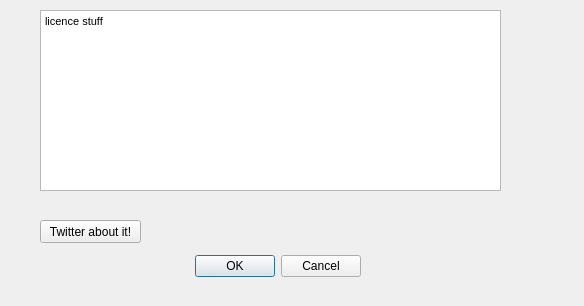
Above: gui/infodialog.ui from pfriesch/qtMauMau before the change. Below: the same form after it.
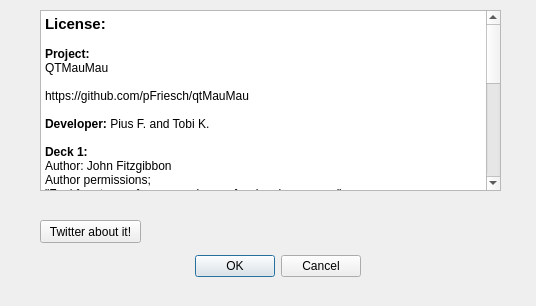
That is the form after the change.

Commit message: added license things in infoDialog

Diff of the .ui file:
```diff
--- a/gui/infodialog.ui
+++ b/gui/infodialog.ui
@@ -6,7 +6,7 @@
    <rect>
     <x>0</x>
     <y>0</y>
-    <width>584</width>
+    <width>536</width>
     <height>306</height>
    </rect>
   </property>
@@ -42,9 +42,37 @@
     <string>&lt;!DOCTYPE HTML PUBLIC &quot;-//W3C//DTD HTML 4.0//EN&quot; &quot;http://www.w3.org/TR/REC-html40/strict.dtd&quot;&gt;
 &lt;html&gt;&lt;head&gt;&lt;meta name=&quot;qrichtext&quot; content=&quot;1&quot; /&gt;&lt;style type=&quot;text/css&quot;&gt;
 p, li { white-space: pre-wrap; }
-&lt;/style&gt;&lt;/head&gt;&lt;body style=&quot; font-family:'MS Shell Dlg 2'; font-size:8.25pt; font-weight:400; font-style:normal;&quot;&gt;
-&lt;p style=&quot; margin-top:0px; margin-bottom:0px; margin-left:0px; margin-right:0px; -qt-block-indent:0; text-indent:0px;&quot;&gt;licence stuff&lt;/p&gt;
-&lt;p style=&quot;-qt-paragraph-type:empty; margin-top:0px; margin-bottom:0px; margin-left:0px; margin-right:0px; -qt-block-indent:0; text-indent:0px; font-size:8pt;&quot;&gt;&lt;br /&gt;&lt;/p&gt;&lt;/body&gt;&lt;/html&gt;</string>
+&lt;/style&gt;&lt;/head&gt;&lt;body style=&quot; font-family:'Sans'; font-size:9pt; font-weight:400; font-style:normal;&quot;&gt;
+&lt;p style=&quot; margin-top:0px; margin-bottom:0px; margin-left:0px; margin-right:0px; -qt-block-indent:0; text-indent:0px;&quot;&gt;&lt;span style=&quot; font-size:11pt; font-weight:600;&quot;&gt;License:&lt;/span&gt;&lt;/p&gt;
+&lt;p style=&quot;-qt-paragraph-type:empty; margin-top:0px; margin-bottom:0px; margin-left:0px; margin-right:0px; -qt-block-indent:0; text-indent:0px;&quot;&gt;&lt;br /&gt;&lt;/p&gt;
+&lt;p style=&quot; margin-top:0px; margin-bottom:0px; margin-left:0px; margin-right:0px; -qt-block-indent:0; text-indent:0px;&quot;&gt;&lt;span style=&quot; font-weight:600;&quot;&gt;Project:&lt;/span&gt;&lt;/p&gt;
+&lt;p style=&quot; margin-top:0px; margin-bottom:0px; margin-left:0px; margin-right:0px; -qt-block-indent:0; text-indent:0px;&quot;&gt;QTMauMau&lt;/p&gt;
+&lt;p style=&quot;-qt-paragraph-type:empty; margin-top:0px; margin-bottom:0px; margin-left:0px; margin-right:0px; -qt-block-indent:0; text-indent:0px;&quot;&gt;&lt;br /&gt;&lt;/p&gt;
+&lt;p style=&quot; margin-top:0px; margin-bottom:0px; margin-left:0px; margin-right:0px; -qt-block-indent:0; text-indent:0px;&quot;&gt;https://github.com/pFriesch/qtMauMau&lt;/p&gt;
+&lt;p style=&quot;-qt-paragraph-type:empty; margin-top:0px; margin-bottom:0px; margin-left:0px; margin-right:0px; -qt-block-indent:0; text-indent:0px;&quot;&gt;&lt;br /&gt;&lt;/p&gt;
+&lt;p style=&quot; margin-top:0px; margin-bottom:0px; margin-left:0px; margin-right:0px; -qt-block-indent:0; text-indent:0px;&quot;&gt;&lt;span style=&quot; font-weight:600;&quot;&gt;Developer: &lt;/span&gt;Pius F. and Tobi K.&lt;/p&gt;
+&lt;p style=&quot;-qt-paragraph-type:empty; margin-top:0px; margin-bottom:0px; margin-left:0px; margin-right:0px; -qt-block-indent:0; text-indent:0px;&quot;&gt;&lt;br /&gt;&lt;/p&gt;
+&lt;p style=&quot; margin-top:0px; margin-bottom:0px; margin-left:0px; margin-right:0px; -qt-block-indent:0; text-indent:0px;&quot;&gt;&lt;span style=&quot; font-weight:600;&quot;&gt;Deck 1:&lt;/span&gt;&lt;/p&gt;
+&lt;p style=&quot; margin-top:0px; margin-bottom:0px; margin-left:0px; margin-right:0px; -qt-block-indent:0; text-indent:0px;&quot;&gt;Author: John Fitzgibbon&lt;/p&gt;
+&lt;p style=&quot; margin-top:0px; margin-bottom:0px; margin-left:0px; margin-right:0px; -qt-block-indent:0; text-indent:0px;&quot;&gt;Author permissions;&lt;/p&gt;
+&lt;p style=&quot; margin-top:0px; margin-bottom:0px; margin-left:0px; margin-right:0px; -qt-block-indent:0; text-indent:0px;&quot;&gt;&amp;quot;Feel free to use for personal or professional purposes.&amp;quot;&lt;/p&gt;
+&lt;p style=&quot; margin-top:0px; margin-bottom:0px; margin-left:0px; margin-right:0px; -qt-block-indent:0; text-indent:0px;&quot;&gt;Card Deck Source: http://freeware.esoterica.free.fr/html/freecards.html&lt;/p&gt;
+&lt;p style=&quot;-qt-paragraph-type:empty; margin-top:0px; margin-bottom:0px; margin-left:0px; margin-right:0px; -qt-block-indent:0; text-indent:0px;&quot;&gt;&lt;br /&gt;&lt;/p&gt;
+&lt;p style=&quot; margin-top:0px; margin-bottom:0px; margin-left:0px; margin-right:0px; -qt-block-indent:0; text-indent:0px;&quot;&gt;&lt;span style=&quot; font-weight:600;&quot;&gt;Deck 2:&lt;/span&gt;&lt;/p&gt;
+&lt;p style=&quot; margin-top:0px; margin-bottom:0px; margin-left:0px; margin-right:0px; -qt-block-indent:0; text-indent:0px;&quot;&gt;Author/artist;  (C) katzmiff 2005&lt;/p&gt;
+&lt;p style=&quot; margin-top:0px; margin-bottom:0px; margin-left:0px; margin-right:0px; -qt-block-indent:0; text-indent:0px;&quot;&gt;This card deck is freeware under the following GNU licence.&lt;/p&gt;
+&lt;p style=&quot;-qt-paragraph-type:empty; margin-top:0px; margin-bottom:0px; margin-left:0px; margin-right:0px; -qt-block-indent:0; text-indent:0px;&quot;&gt;&lt;br /&gt;&lt;/p&gt;
+&lt;p style=&quot; margin-top:0px; margin-bottom:0px; margin-left:0px; margin-right:0px; -qt-block-indent:0; text-indent:0px;&quot;&gt;&lt;span style=&quot; font-weight:600;&quot;&gt;Sounds:&lt;/span&gt;&lt;/p&gt;
+&lt;p style=&quot; margin-top:0px; margin-bottom:0px; margin-left:0px; margin-right:0px; -qt-block-indent:0; text-indent:0px;&quot;&gt;Author: Hans Atom Featuring Panu Moons&lt;/p&gt;
+&lt;p style=&quot; margin-top:0px; margin-bottom:0px; margin-left:0px; margin-right:0px; -qt-block-indent:0; text-indent:0px;&quot;&gt;Titel: hansatom.mp3&lt;/p&gt;
+&lt;p style=&quot; margin-top:0px; margin-bottom:0px; margin-left:0px; margin-right:0px; -qt-block-indent:0; text-indent:0px;&quot;&gt;2014 - Licensed under&lt;br /&gt;Creative Commons&lt;br /&gt;&lt;a href=&quot;http://creativecommons.org/licenses/by-nc/3.0/&quot;&gt;&lt;span style=&quot; text-decoration: underline; color:#000000;&quot;&gt;Attribution Noncommercial (3.0)&lt;/span&gt;&lt;/a&gt;&lt;/p&gt;
+&lt;p style=&quot; margin-top:0px; margin-bottom:0px; margin-left:0px; margin-right:0px; -qt-block-indent:0; text-indent:0px;&quot;&gt;http://ccmixter.org/files/hansatom/46644&lt;/p&gt;
+&lt;p style=&quot;-qt-paragraph-type:empty; margin-top:0px; margin-bottom:0px; margin-left:0px; margin-right:0px; -qt-block-indent:0; text-indent:0px;&quot;&gt;&lt;br /&gt;&lt;/p&gt;
+&lt;p style=&quot; margin-top:0px; margin-bottom:0px; margin-left:0px; margin-right:0px; -qt-block-indent:0; text-indent:0px;&quot;&gt;&lt;span style=&quot; font-weight:600;&quot;&gt;Other Sounds (wav):&lt;/span&gt;&lt;/p&gt;
+&lt;p style=&quot; margin-top:0px; margin-bottom:0px; margin-left:0px; margin-right:0px; -qt-block-indent:0; text-indent:0px;&quot;&gt;Casino sounds&lt;/p&gt;
+&lt;p style=&quot; margin-top:0px; margin-bottom:0px; margin-left:0px; margin-right:0px; -qt-block-indent:0; text-indent:0px;&quot;&gt;Author: Kenney Vleugels (www.kenney.nl)&lt;/p&gt;
+&lt;p style=&quot; margin-top:0px; margin-bottom:0px; margin-left:0px; margin-right:0px; -qt-block-indent:0; text-indent:0px;&quot;&gt;You may use these graphics in personal and commercial projects.&lt;/p&gt;
+&lt;p style=&quot; margin-top:0px; margin-bottom:0px; margin-left:0px; margin-right:0px; -qt-block-indent:0; text-indent:0px;&quot;&gt;Credit (www.kenney.nl) would be nice but is not mandatory.&lt;/p&gt;&lt;/body&gt;&lt;/html&gt;</string>
    </property>
   </widget>
   <widget class="QPushButton" name="twitterBtn">
```
